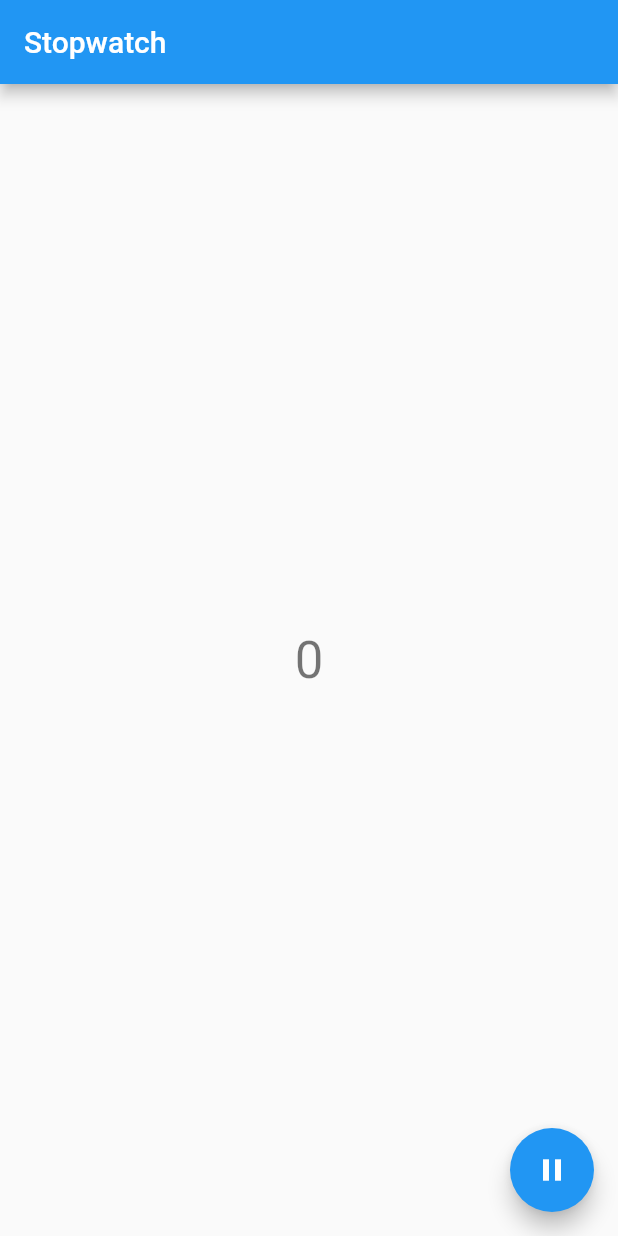
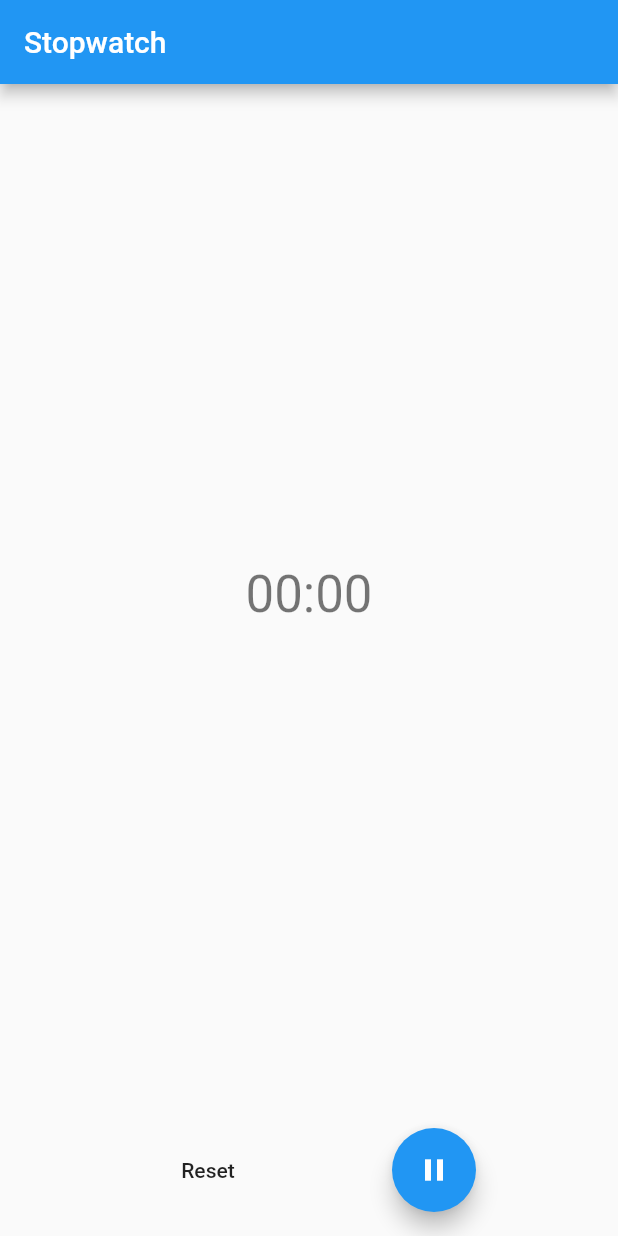
Before and after one commit to HenriqueRocha/FlutterStopwatch, a Flutter app: the screen it shows after launch, after a tap on the "play arrow" icon, on a phone screen of 412 x 824 dp. Run offline on Flutter 3.47's test engine with Material 2 defaults, Android fonts, the light colour scheme and no system bars.

Commit message:
Add timer and reset.

```diff
--- a/lib/main.dart
+++ b/lib/main.dart
@@ -1,3 +1,5 @@
+import 'dart:async';
+
 import 'package:flutter/material.dart';
 
 void main() => runApp(MyApp());
@@ -7,7 +9,7 @@ class MyApp extends StatelessWidget {
   @override
   Widget build(BuildContext context) {
     return MaterialApp(
-      title: 'Flutter Demo',
+      title: 'Stopwatch',
       theme: ThemeData(
         // This is the theme of your application.
         //
@@ -44,65 +46,90 @@ class MyHomePage extends StatefulWidget {
 }
 
 class _MyHomePageState extends State<MyHomePage> {
+  final Stopwatch stopwatch = Stopwatch();
+
   IconData icon = Icons.play_arrow;
+  Timer timer;
 
-  int _counter = 0;
+  void startPausePressed() {
+    if (stopwatch.isRunning) {
+      pause();
+    } else {
+      start();
+    }
+  }
 
   void start() {
+    stopwatch.start();
+    timer = Timer.periodic(Duration(seconds: 1), tick);
+
     setState(() {
-      if (icon == Icons.play_arrow)
-        icon = Icons.pause;
-      else
-        icon = Icons.play_arrow;
+      icon = Icons.pause;
     });
+  }
+
+  void pause() {
+    stopwatch.stop();
+    timer.cancel();
+
+    setState(() {
+      icon = Icons.play_arrow;
+    });
+  }
+
+  void tick(Timer timer) {
+    setState(() {});
+  }
+
+  String format(int seconds) {
+    int minutes = seconds ~/ 60;
+    seconds = seconds % 60;
+    return "${minutes.toString().padLeft(2, '0')}" +
+        ":${seconds.toString().padLeft(2, '0')}";
+  }
+
+  void resetPressed() {
+    if (stopwatch.isRunning) {
+      pause();
+    }
+    stopwatch.reset();
+    setState(() {});
   }
 
   @override
   Widget build(BuildContext context) {
-    // This method is rerun every time setState is called, for instance as done
-    // by the _incrementCounter method above.
-    //
-    // The Flutter framework has been optimized to make rerunning build methods
-    // fast, so that you can just rebuild anything that needs updating rather
-    // than having to individually change instances of widgets.
     return Scaffold(
       appBar: AppBar(
-        // Here we take the value from the MyHomePage object that was created by
-        // the App.build method, and use it to set our appbar title.
         title: Text(widget.title),
       ),
       body: Center(
-        // Center is a layout widget. It takes a single child and positions it
-        // in the middle of the parent.
         child: Column(
-          // Column is also a layout widget. It takes a list of children and
-          // arranges them vertically. By default, it sizes itself to fit its
-          // children horizontally, and tries to be as tall as its parent.
-          //
-          // Invoke "debug painting" (press "p" in the console, choose the
-          // "Toggle Debug Paint" action from the Flutter Inspector in Android
-          // Studio, or the "Toggle Debug Paint" command in Visual Studio Code)
-          // to see the wireframe for each widget.
-          //
-          // Column has various properties to control how it sizes itself and
-          // how it positions its children. Here we use mainAxisAlignment to
-          // center the children vertically; the main axis here is the vertical
-          // axis because Columns are vertical (the cross axis would be
-          // horizontal).
-          mainAxisAlignment: MainAxisAlignment.center,
           children: <Widget>[
-            Text(
-              '$_counter',
-              style: Theme.of(context).textTheme.display1,
+            Expanded(
+              child: Center(
+                child: Text(
+                  '${format(stopwatch.elapsed.inSeconds)}',
+                  style: Theme.of(context).textTheme.display1,
+                ),
+              ),
+            ),
+            Padding(
+              padding: const EdgeInsets.all(16.0),
+              child: Row(
+                mainAxisAlignment: MainAxisAlignment.spaceEvenly,
+                children: <Widget>[
+                  FlatButton(onPressed: resetPressed, child: Text("Reset")),
+                  FloatingActionButton(
+                    onPressed: startPausePressed,
+                    tooltip: 'Start',
+                    child: Icon(icon),
+                  )
+                ],
+              ),
             ),
           ],
         ),
       ),
-      floatingActionButton: FloatingActionButton(
-        onPressed: start,
-        tooltip: 'Increment',
-        child: Icon(icon),
-      ), // This trailing comma makes auto-formatting nicer for build methods.
     );
   }
 }
```
